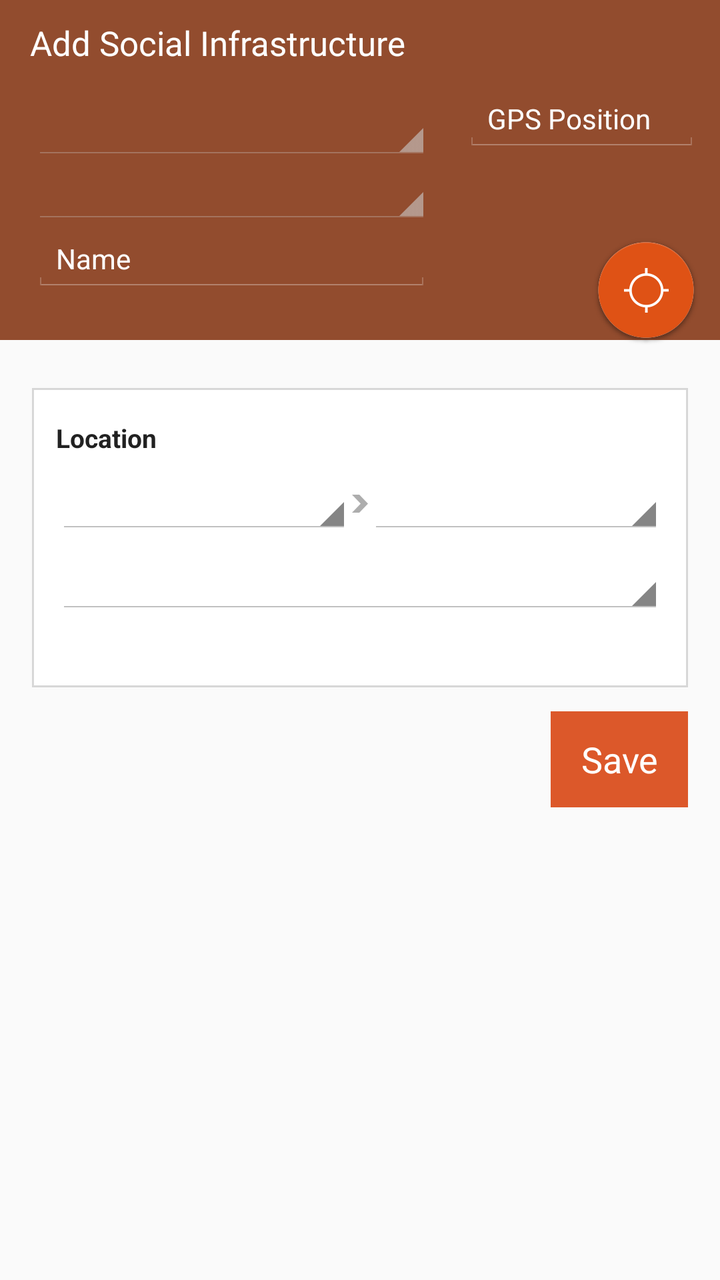
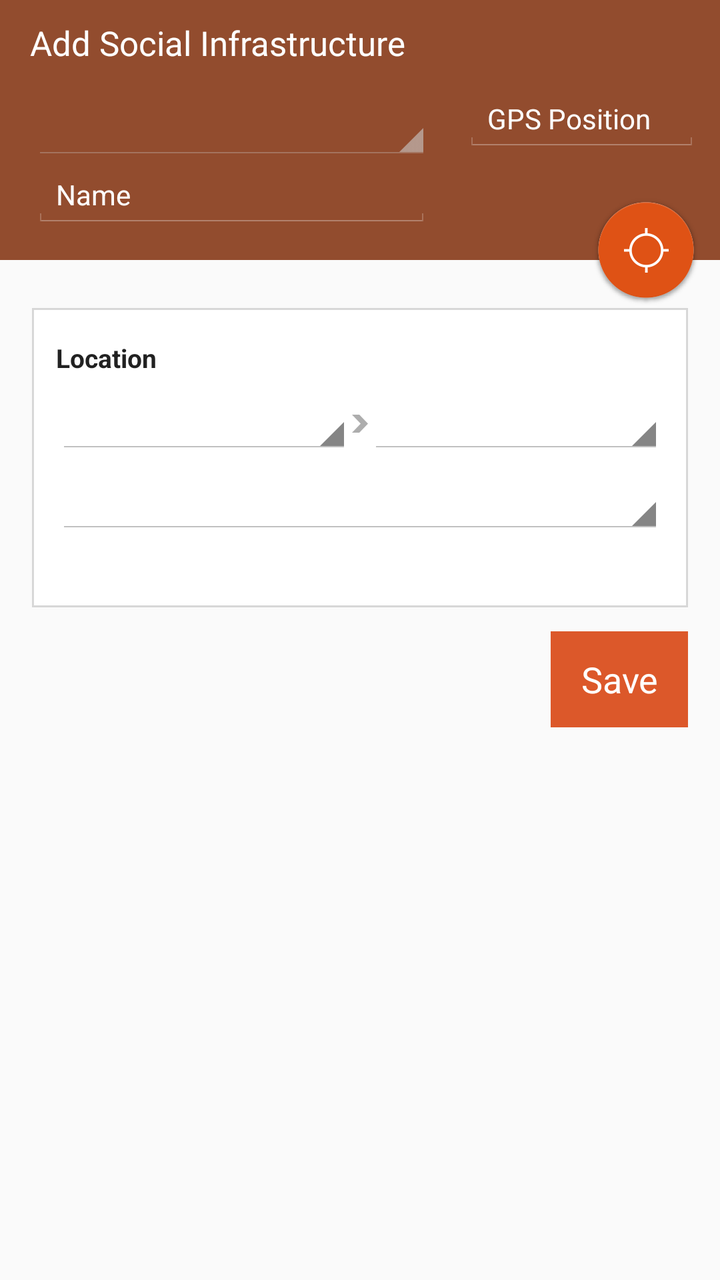

Compare the two renders of this Android layout. The source of the first and the diff that turns it into the second are given below.
<!-- AndroidManifest.xml: application theme AppTheme -->
<!-- res/layout/activity_add_infrastructure.xml -->
<RelativeLayout xmlns:android="http://schemas.android.com/apk/res/android"
    xmlns:tools="http://schemas.android.com/tools" android:layout_width="match_parent"
    android:layout_height="match_parent"
    android:background="@color/ofis_page_background"
    tools:context="com.olam.digital.ofis.AddInfrastructureActivity"
    android:focusableInTouchMode="true"
    tools:ignore="Overdraw">

    <ImageView
        android:layout_width="match_parent"
        android:layout_height="170dp"
        android:id="@+id/topSectionBackground"
        android:background="@color/ofis_poi_screen_top_background_school"
        android:contentDescription="@string/cd_topSectionColour" />

    
    <ScrollView
        android:layout_width="wrap_content"
        android:layout_height="wrap_content"
        android:id="@+id/scrollView"
        android:layout_below="@+id/topSectionBackground"
        android:padding="0dp">

        <LinearLayout
            android:orientation="vertical"
            android:layout_width="match_parent"
            android:layout_height="wrap_content"
            android:id="@+id/bottomSection"
            android:background="@android:color/transparent"
            android:paddingLeft="@dimen/activity_horizontal_margin"
            android:paddingRight="@dimen/activity_horizontal_margin"
            android:paddingTop="@dimen/activity_vertical_margin"
            android:paddingBottom="@dimen/activity_vertical_margin"
            android:animateLayoutChanges="true">

            <LinearLayout
                android:orientation="vertical"
                android:layout_width="match_parent"
                android:layout_height="wrap_content"
                android:id="@+id/questionsSection"/>


            <LinearLayout
                android:orientation="vertical"
                android:layout_width="match_parent"
                android:layout_height="wrap_content"
                android:id="@+id/olamFundedWrapper"
                android:visibility="gone"
                android:paddingLeft="@dimen/ofis_large_pad"
                android:paddingRight="@dimen/ofis_large_pad"
                android:paddingBottom="@dimen/activity_vertical_margin"
                android:paddingTop="@dimen/activity_vertical_margin"
                android:background="@drawable/border_white_background">

                <Switch
                    android:layout_width="match_parent"
                    android:layout_height="wrap_content"
                    android:text="@string/ofis_olam_funded"
                    android:id="@+id/olamFunded"
                    android:textOff="@string/ofis_switch_text_no"
                    android:textOn="@string/ofis_switch_text_yes"
                    android:textSize="@dimen/ofis_small_text"
                    android:textStyle="bold"
                    android:switchTextAppearance="@style/SwitchText"
                    tools:ignore="RtlHardcoded" />

            </LinearLayout>

            <include
                android:visibility="gone"
                android:id="@+id/additional_components_school"
                android:layout_width="match_parent"
                android:layout_height="wrap_content"
                layout="@layout/include_additional_components_school" />
            <include
                android:visibility="gone"
                android:id="@+id/additional_components_buyingcentre"
                android:layout_width="match_parent"
                android:layout_height="wrap_content"
                layout="@layout/include_additional_components_buyingcentre" />
            <include
                android:visibility="gone"
                android:id="@+id/additional_components_cleanwatersupply"
                android:layout_width="match_parent"
                android:layout_height="wrap_content"
                layout="@layout/include_additional_components_cleanwatersupply" />
            <include
                android:visibility="gone"
                android:id="@+id/additional_components_healthcentre"
                android:layout_width="match_parent"
                android:layout_height="wrap_content"
                layout="@layout/include_additional_components_healthcentre" />

            
            <LinearLayout
                android:orientation="vertical"
                android:layout_width="match_parent"
                android:layout_height="wrap_content"
                android:paddingLeft="@dimen/ofis_large_pad"
                android:paddingRight="@dimen/ofis_large_pad"
                android:paddingBottom="@dimen/activity_vertical_margin"
                android:paddingTop="@dimen/activity_vertical_margin"
                android:background="@drawable/border_white_background"
                android:layout_marginTop="@dimen/ofis_med_pad">

                <TextView
                    android:layout_width="wrap_content"
                    android:layout_height="wrap_content"
                    android:textColor="@color/ofis_text_field"
                    android:textSize="@dimen/ofis_small_text"
                    android:text="@string/location"
                    android:textStyle="bold"
                    android:layout_marginBottom="@dimen/ofis_med_pad"/>

                <LinearLayout
                    android:orientation="horizontal"
                    android:layout_width="match_parent"
                    android:layout_height="wrap_content"
                    android:layout_marginBottom="@dimen/ofis_med_pad">

                    <Spinner
                        android:layout_width="match_parent"
                        android:layout_height="wrap_content"
                        android:id="@+id/spinner_country"
                        android:hint="@string/Country"
                        android:nextFocusDown="@+id/spinner_region"
                        android:nextFocusForward="@+id/spinner_region"
                        android:layout_weight="1"
                        android:layout_marginLeft="0dp"
                        />

                    <ImageView
                        android:layout_width="wrap_content"
                        android:layout_height="match_parent"
                        android:contentDescription="@string/ofis_cd_hierarchy_arrow"
                        android:src="@drawable/ic_spinner_hierarchy_arrow"
                        android:scaleType="center" />

                    <Spinner
                        android:layout_width="match_parent"
                        android:layout_height="wrap_content"
                        android:id="@+id/spinner_region"
                        android:nextFocusDown="@id/spinner_district"
                        android:layout_marginRight="0dp"
                        android:layout_weight="1" />

                </LinearLayout>

                <LinearLayout
                    android:orientation="horizontal"
                    android:layout_width="match_parent"
                    android:layout_height="wrap_content"
                    android:paddingBottom="@dimen/ofis_bottom_section_padding_vertical">

                    <Spinner
                        android:layout_width="0dp"
                        android:layout_height="wrap_content"
                        android:id="@+id/spinner_district"
                        android:layout_weight="1" />

                </LinearLayout>

            </LinearLayout>

            <RelativeLayout
                android:layout_width="match_parent"
                android:layout_height="match_parent"
                android:layout_marginTop="@dimen/ofis_large_pad">

                <Button
                    android:layout_width="wrap_content"
                    android:layout_height="wrap_content"
                    android:text="@string/Save"
                    android:id="@+id/buttonSave"
                    android:layout_alignParentEnd="true"
                    android:layout_alignParentRight="true"
                    android:layout_alignParentBottom="true"
                    android:background="@color/ofis_action_button_background"
                    android:textColor="@color/ofis_base_font_white"
                    android:paddingLeft="15dp"
                    android:paddingRight="15dp" />
            </RelativeLayout>

        </LinearLayout>
    </ScrollView>

    
    <TextView
        android:layout_width="match_parent"
        android:layout_height="wrap_content"
        android:text="@string/Add_Point_of_Interest"
        android:id="@+id/textView2"
        android:textColor="@color/ofis_base_font_white"
        android:textSize="@dimen/ofis_large_text"
        android:paddingRight="0dp"
        android:paddingLeft="15dp"
        android:paddingTop="10dp"
        android:maxLines="1" />

    
    <LinearLayout
        android:orientation="horizontal"
        android:layout_width="match_parent"
        android:layout_height="wrap_content"
        android:minHeight="120dp"
        android:id="@+id/topSection"
        android:layout_marginBottom="0dp"
        android:paddingBottom="0dp"
        android:layout_below="@id/textView2"
        android:baselineAligned="false">

        
        <LinearLayout
            android:orientation="vertical"
            android:layout_width="match_parent"
            android:layout_height="wrap_content"
            android:layout_weight="1"
            android:paddingLeft="@dimen/activity_horizontal_margin"
            android:paddingRight="@dimen/activity_horizontal_margin"
            android:paddingTop="@dimen/activity_vertical_margin"
            android:paddingBottom="@dimen/activity_vertical_margin">

            <Spinner
                android:layout_width="match_parent"
                android:layout_height="wrap_content"
                android:id="@+id/spinner_modules"
                android:textColor="@color/ofis_base_font_white"
                style="@style/Spinner"/>

            
            <Spinner
                android:layout_width="match_parent"
                android:layout_height="wrap_content"
                android:id="@+id/spinner_submodules"
                android:textColor="@color/ofis_base_font_white"
                style="@style/Spinner"/>

            <EditText
                android:layout_width="match_parent"
                android:layout_height="wrap_content"
                android:inputType="textCapWords"
                android:id="@+id/poiName"
                android:textColor="@color/ofis_base_font_white"
                android:textSize="@dimen/ofis_input_field_text"
                android:layout_marginBottom="@dimen/ofis_input_field_bottom_margin"
                android:hint="@string/Name"
                android:textColorHint="@color/ofis_base_font_white"
                android:background="@drawable/ofis_edit_text_holo_dark"
                />

        </LinearLayout>

        <RelativeLayout
            android:layout_width="wrap_content"
            android:layout_height="match_parent"
            android:layout_weight="1.8"
            android:paddingTop="10dp"
            android:paddingLeft="0dp"
            android:paddingRight="10dp">
            <EditText
                android:layout_width="match_parent"
                android:layout_height="wrap_content"
                android:id="@+id/gpsPosition"
                android:textColor="@color/ofis_base_font_white"
                android:textSize="@dimen/ofis_input_field_text"
                android:hint="@string/GPS_Position"
                android:textColorHint="@color/ofis_base_font_white"
                android:background="@drawable/ofis_edit_text_holo_dark"
                android:layout_marginBottom="@dimen/ofis_input_field_bottom_margin" />

            <ImageButton
                android:layout_width="wrap_content"
                android:layout_height="wrap_content"
                android:id="@+id/requestLocation"
                android:contentDescription="@string/record_farm_location_hint"
                android:src="@drawable/ic_actionbutton_location_searching"
                android:background="@android:color/transparent"
                android:layout_alignParentEnd="false"
                android:layout_alignParentBottom="true"
                android:layout_alignParentRight="true"
                android:padding="0dp"
                android:adjustViewBounds="false"
                android:scaleType="fitXY" />
        </RelativeLayout>

    </LinearLayout>

</RelativeLayout>
<!-- res/layout/include_additional_components_school.xml (included above) -->
<?xml version="1.0" encoding="utf-8"?>
<LinearLayout
    xmlns:android="http://schemas.android.com/apk/res/android"
    xmlns:tools="http://schemas.android.com/tools"
    android:orientation="horizontal"
    android:layout_width="match_parent"
    android:layout_height="match_parent"> 

  <LinearLayout
    android:orientation="vertical"
    android:layout_width="match_parent"
    android:layout_height="wrap_content"
    android:id="@+id/additional_school"
    android:background="@android:color/transparent"
      tools:ignore="UselessParent">

      <LinearLayout
          android:orientation="vertical"
          android:layout_width="match_parent"
          android:layout_height="wrap_content"
          android:paddingLeft="@dimen/ofis_large_pad"
          android:paddingRight="@dimen/ofis_large_pad"
          android:paddingBottom="@dimen/activity_vertical_margin"
          android:paddingTop="@dimen/activity_vertical_margin"
          android:background="@drawable/border_white_background"
          android:layout_marginTop="@dimen/ofis_med_pad">

          <TextView
              android:layout_width="match_parent"
              android:layout_height="wrap_content"
              android:textColor="@color/ofis_text_field"
              android:textSize="@dimen/ofis_small_text"
              android:text="@string/Capacity"
              android:textStyle="bold"
              />
          <EditText
              android:layout_width="match_parent"
              android:layout_height="wrap_content"
              android:inputType="number"
              android:id="@+id/editText_capacity"
              android:textColor="@color/ofis_text_field"
              android:textSize="@dimen/ofis_input_field_text"
              android:textColorHint="@color/ofis_text_field"
              android:hint="@string/ModuleAnswerHint"
              android:nextFocusDown="@+id/editText_numberOfClassRooms"/>

      </LinearLayout>

      <LinearLayout
          android:orientation="vertical"
          android:layout_width="match_parent"
          android:layout_height="wrap_content"
          android:paddingLeft="@dimen/ofis_large_pad"
          android:paddingRight="@dimen/ofis_large_pad"
          android:paddingBottom="@dimen/activity_vertical_margin"
          android:paddingTop="@dimen/activity_vertical_margin"
          android:background="@drawable/border_white_background"
          android:layout_marginTop="@dimen/ofis_med_pad">

          <TextView
              android:layout_width="match_parent"
              android:layout_height="wrap_content"
              android:textSize="@dimen/ofis_small_text"
              android:textColor="@color/ofis_text_field"
              android:text="@string/Number_of_Classrooms"
              android:textStyle="bold"
              />
          <EditText
              android:layout_width="match_parent"
              android:layout_height="wrap_content"
              android:inputType="number"
              android:id="@+id/editText_numberOfClassRooms"
              android:textColor="@color/ofis_text_field"
              android:textSize="@dimen/ofis_input_field_text"
              android:textColorHint="@color/ofis_text_field"
              android:hint="@string/ModuleAnswerHint"
              android:nextFocusDown="@+id/genderspinner"/>

      </LinearLayout>

      <LinearLayout
          android:orientation="vertical"
          android:layout_width="match_parent"
          android:layout_height="wrap_content"
          android:paddingLeft="@dimen/ofis_large_pad"
          android:paddingRight="@dimen/ofis_large_pad"
          android:paddingBottom="@dimen/activity_vertical_margin"
          android:paddingTop="@dimen/activity_vertical_margin"
          android:background="@drawable/border_white_background"
          android:layout_marginTop="@dimen/ofis_med_pad">

          <TextView
              android:layout_width="match_parent"
              android:layout_height="wrap_content"
              android:textSize="@dimen/ofis_small_text"
              android:textColor="@color/ofis_text_field"
              android:text="@string/ofis_select_gender"
              android:textStyle="bold"
              />
          <Spinner
              android:layout_width="match_parent"
              android:layout_height="wrap_content"
              android:id="@+id/genderspinner"
              android:textColor="@color/ofis_text_field"
              android:entries="@array/genders_2"
              android:nextFocusDown="@+id/educationlevels"/>

      </LinearLayout>

      <LinearLayout
          android:orientation="vertical"
          android:layout_width="match_parent"
          android:layout_height="wrap_content"
          android:paddingLeft="@dimen/ofis_large_pad"
          android:paddingRight="@dimen/ofis_large_pad"
          android:paddingBottom="@dimen/activity_vertical_margin"
          android:paddingTop="@dimen/activity_vertical_margin"
          android:background="@drawable/border_white_background"
          android:layout_marginTop="@dimen/ofis_med_pad">

          <TextView
              android:layout_width="match_parent"
              android:layout_height="wrap_content"
              android:textSize="@dimen/ofis_input_field_text"
              android:textColor="@color/ofis_text_field"
              android:text="@string/ofis_select_education_level"
              android:textStyle="bold"
              />

          <Spinner
              android:layout_width="match_parent"
              android:layout_height="wrap_content"
              android:id="@+id/educationlevels"
              android:textColor="@color/ofis_text_field"
              android:entries="@array/educationlevels"
              android:nextFocusDown="@+id/school_yearOpened"
              />

      </LinearLayout>

      <LinearLayout
          android:orientation="vertical"
          android:layout_width="match_parent"
          android:layout_height="wrap_content"
          android:paddingLeft="@dimen/ofis_large_pad"
          android:paddingRight="@dimen/ofis_large_pad"
          android:paddingBottom="@dimen/activity_vertical_margin"
          android:paddingTop="@dimen/activity_vertical_margin"
          android:background="@drawable/border_white_background"
          android:layout_marginTop="@dimen/ofis_med_pad">

            <TextView
              android:layout_width="match_parent"
              android:layout_height="wrap_content"
              android:textSize="@dimen/ofis_small_text"
              android:textColor="@color/ofis_text_field"
              android:text="@string/ofis_select_year_opened"
              android:textStyle="bold"
              />

            <Spinner
              android:layout_width="match_parent"
              android:layout_height="wrap_content"
              android:id="@+id/school_yearOpened"
              android:textColor="@color/ofis_text_field"
              android:nextFocusDown="@+id/spinner_country"
             />

      </LinearLayout>
    </LinearLayout>
</LinearLayout>
<!-- res/layout/include_additional_components_buyingcentre.xml (included above) -->
<?xml version="1.0" encoding="utf-8"?>
<LinearLayout
    xmlns:android="http://schemas.android.com/apk/res/android"
    xmlns:tools="http://schemas.android.com/tools"
    android:orientation="horizontal"
    android:layout_width="match_parent"
    android:layout_height="match_parent"> 

    <LinearLayout
        android:orientation="vertical"
        android:layout_width="match_parent"
        android:layout_height="wrap_content"
        android:id="@+id/additional_buyingcentre"
        android:background="@android:color/transparent"
        tools:ignore="UselessParent">

        <LinearLayout
            android:orientation="vertical"
            android:layout_width="match_parent"
            android:layout_height="wrap_content"
            android:paddingLeft="@dimen/ofis_large_pad"
            android:paddingRight="@dimen/ofis_large_pad"
            android:paddingBottom="@dimen/activity_vertical_margin"
            android:paddingTop="@dimen/activity_vertical_margin"
            android:background="@drawable/border_white_background"
            android:layout_marginTop="@dimen/ofis_med_pad">

            <TextView
                android:layout_width="match_parent"
                android:layout_height="wrap_content"
                android:textSize="@dimen/ofis_small_text"
                android:textColor="@color/ofis_text_field"
                android:text="@string/ofis_select_product"
                android:textStyle="bold" />

            <Spinner
                android:layout_width="match_parent"
                android:layout_height="wrap_content"
                android:textColor="@color/ofis_text_field"
                android:id="@+id/spinner_product"
                android:nextFocusDown="@+id/spinner_farmergroup"
                />

        </LinearLayout>

        <LinearLayout
            android:orientation="vertical"
            android:layout_width="match_parent"
            android:layout_height="wrap_content"
            android:paddingLeft="@dimen/ofis_large_pad"
            android:paddingRight="@dimen/ofis_large_pad"
            android:paddingBottom="@dimen/activity_vertical_margin"
            android:paddingTop="@dimen/activity_vertical_margin"
            android:background="@drawable/border_white_background"
            android:layout_marginTop="@dimen/ofis_med_pad">

            <TextView
                android:layout_width="match_parent"
                android:layout_height="wrap_content"
                android:textSize="@dimen/ofis_small_text"
                android:textColor="@color/ofis_text_field"
                android:text="@string/Farmer_Group_Name"
                android:textStyle="bold" />

            <Spinner
                android:layout_width="match_parent"
                android:layout_height="wrap_content"
                android:textColor="@color/ofis_text_field"
                android:id="@+id/spinner_farmergroup"
                android:nextFocusDown="@+id/spinner_country"
                />

        </LinearLayout>

    </LinearLayout>
</LinearLayout>
<!-- res/layout/include_additional_components_cleanwatersupply.xml (included above) -->
<?xml version="1.0" encoding="utf-8"?>
<LinearLayout
    xmlns:android="http://schemas.android.com/apk/res/android"
    android:orientation="horizontal"
    android:layout_width="match_parent"
    android:layout_height="match_parent"
    android:background="@android:color/transparent"> 

    <LinearLayout
        android:orientation="vertical"
        android:layout_width="match_parent"
        android:layout_height="wrap_content"
        android:id="@+id/additional_cleanwater"
        android:background="@android:color/transparent">

        <LinearLayout
            android:orientation="vertical"
            android:layout_width="match_parent"
            android:layout_height="wrap_content"
            android:paddingLeft="@dimen/ofis_large_pad"
            android:paddingRight="@dimen/ofis_large_pad"
            android:paddingBottom="@dimen/activity_vertical_margin"
            android:paddingTop="@dimen/activity_vertical_margin"
            android:background="@drawable/border_white_background"
            android:layout_marginTop="@dimen/ofis_med_pad">


                <TextView
                    android:layout_width="match_parent"
                    android:layout_height="wrap_content"
                    android:textSize="@dimen/ofis_small_text"
                    android:textColor="@color/ofis_text_field"
                    android:text="@string/ofis_select_supply_type"
                    android:textStyle="bold"
                    />

                <Spinner
                    android:layout_width="match_parent"
                    android:layout_height="wrap_content"
                    android:id="@+id/spinner_typeOfCleanWater"
                    android:textColor="@color/ofis_text_field"
                    android:entries="@array/clean_water_types"
                    />

        </LinearLayout>

        <LinearLayout
            android:orientation="vertical"
            android:layout_width="match_parent"
            android:layout_height="wrap_content"
            android:paddingLeft="@dimen/ofis_large_pad"
            android:paddingRight="@dimen/ofis_large_pad"
            android:paddingBottom="@dimen/activity_vertical_margin"
            android:paddingTop="@dimen/activity_vertical_margin"
            android:background="@drawable/border_white_background"
            android:layout_marginTop="@dimen/ofis_med_pad">

            <TextView
                android:layout_width="match_parent"
                android:layout_height="wrap_content"
                android:textSize="@dimen/ofis_small_text"
                android:textColor="@color/ofis_text_field"
                android:text="@string/ofis_select_year_opened"
                android:textStyle="bold"
                />

            <Spinner
                android:layout_width="match_parent"
                android:layout_height="wrap_content"
                android:id="@+id/cleanWater_yearOpened"
                android:textColor="@color/ofis_text_field"
                android:nextFocusDown="@+id/spinner_country"
                />

        </LinearLayout>

    </LinearLayout>

</LinearLayout>
<!-- res/layout/include_additional_components_healthcentre.xml (included above) -->
<?xml version="1.0" encoding="utf-8"?>
<LinearLayout
    xmlns:android="http://schemas.android.com/apk/res/android"
    android:orientation="horizontal"
    android:layout_width="match_parent"
    android:layout_height="match_parent"
    android:background="@android:color/transparent"> 

    <LinearLayout
        android:orientation="vertical"
        android:layout_width="match_parent"
        android:layout_height="wrap_content"
        android:id="@+id/additional_healthcentre"
        android:paddingLeft="@dimen/ofis_large_pad"
        android:paddingRight="@dimen/ofis_large_pad"
        android:paddingBottom="@dimen/activity_vertical_margin"
        android:paddingTop="@dimen/activity_vertical_margin"
        android:background="@drawable/border_white_background"
        android:layout_marginTop="@dimen/ofis_med_pad">

        <TextView
            android:layout_width="match_parent"
            android:layout_height="wrap_content"
            android:textSize="@dimen/ofis_small_text"
            android:textColor="@color/ofis_text_field"
            android:text="@string/ofis_select_year_opened"
            android:textStyle="bold"
            />

        <Spinner
            android:layout_width="match_parent"
            android:layout_height="wrap_content"
            android:id="@+id/healthCentre_yearOpened"
            android:textColor="@color/ofis_text_field"
            android:nextFocusDown="@+id/spinner_country"
            />

    </LinearLayout>
</LinearLayout>
<!-- resources referenced by this layout -->
<resources>
  <string-array name="clean_water_types">
          <item>Borehole</item>
          <item>Well</item>
          <item>Pipe</item>
          <item>Spring</item>
      </string-array>
  <string-array name="educationlevels">
          <item>Nursery</item>
          <item>Primary</item>
          <item>Junior Secondary</item>
          <item>Senior Secondary</item>
          <item>Graduate</item>
      </string-array>
  <string-array name="genders_2">
          <item>Male</item>
          <item>Female</item>
          <item>Coeducational</item>
      </string-array>
  <color name="ofis_action_button_background">#dc582a</color>
  <color name="ofis_base_font_white">#ffffff</color>
  <color name="ofis_page_background">#fffafafa</color>
  <color name="ofis_poi_screen_top_background_school">#924c2e</color>
  <color name="ofis_text_field">#DE000000</color>
  <dimen name="activity_horizontal_margin">16dp</dimen>
  <dimen name="activity_vertical_margin">16dp</dimen>
  <dimen name="ofis_bottom_section_padding_vertical">20dp</dimen>
  <dimen name="ofis_input_field_bottom_margin">10dp</dimen>
  <dimen name="ofis_input_field_text">14sp</dimen>
  <dimen name="ofis_large_pad">12dp</dimen>
  <dimen name="ofis_large_text">17sp</dimen>
  <dimen name="ofis_med_pad">8dp</dimen>
  <dimen name="ofis_small_text">13sp</dimen>
  <string name="Add_Point_of_Interest">Add Social Infrastructure</string>
  <string name="Capacity">Pupil Capacity</string>
  <string name="Country">Country</string>
  <string name="Farmer_Group_Name">Farmer Group Name</string>
  <string name="GPS_Position">GPS Position</string>
  <string name="ModuleAnswerHint">Answer</string>
  <string name="Name">Name</string>
  <string name="Number_of_Classrooms">Number of Classrooms</string>
  <string name="Save">Save</string>
  <string name="cd_topSectionColour">Coloured background for section</string>
  <string name="location">Location</string>
  <string name="ofis_cd_hierarchy_arrow">Arrow pointing right</string>
  <string name="ofis_olam_funded">Olam Funded?</string>
  <string name="ofis_select_education_level">Education Level</string>
  <string name="ofis_select_gender">Gender</string>
  <string name="ofis_select_product">Product Bought</string>
  <string name="ofis_select_supply_type">Type of Water Supply</string>
  <string name="ofis_select_year_opened">Year Opened</string>
  <string name="ofis_switch_text_no">No</string>
  <string name="ofis_switch_text_yes">Yes</string>
  <string name="record_farm_location_hint">Tap to get GPS</string>
  <style name="SwitchText">
          <item name="android:textSize">@dimen/ofis_med_text</item>
      </style>
  <color name="ofis_input_field_separator">#26000000</color>
  <dimen name="ofis_med_text">15sp</dimen>
  <style name="SpinnerItem" parent="android:Widget.Holo.DropDownItem">
          <item name="android:textColor">@color/ofis_base_font_white</item>
          <item name="android:textSize">@dimen/ofis_spinner_text</item>
      </style>
  <style name="StandardSpinner" parent="android:Widget.Holo.Light.ListView">
          <item name="android:dividerHeight">@dimen/ofis_spinner_itemseparator</item>
          <item name="android:divider">@color/ofis_spinner_divider</item>
      </style>
  <style name="AppTheme.ActionBarStyle" parent="android:Widget.Holo.Light.ActionBar">
          <item name="android:titleTextStyle">@style/AppTheme.ActionBar.TitleTextStyle</item>
      </style>
  <dimen name="ofis_spinner_text">14sp</dimen>
  <color name="ofis_spinner_item_background">@color/ofis_actionbar_background</color>
  <dimen name="ofis_spinner_itemseparator">1dp</dimen>
  <color name="ofis_spinner_divider">#ff333333</color>
  <style name="AppTheme.ActionBar.TitleTextStyle" parent="android:TextAppearance">
          <item name="android:textSize">@dimen/ofis_med_text</item>
      </style>
  <color name="ofis_actionbar_background">#dddddd</color>
  <!-- unchanged entries left out for length: 27 -->
</resources>

<!-- the commit's change to res/layout/activity_add_infrastructure.xml (unified diff, before → after) -->
@@ -8,7 +8,7 @@
 
     <ImageView
         android:layout_width="match_parent"
-        android:layout_height="170dp"
+        android:layout_height="130dp"
         android:id="@+id/topSectionBackground"
         android:background="@color/ofis_poi_screen_top_background_school"
         android:contentDescription="@string/cd_topSectionColour" />
@@ -221,9 +221,10 @@
             android:paddingBottom="@dimen/activity_vertical_margin">
 
             <Spinner
-                android:layout_width="match_parent"
-                android:layout_height="wrap_content"
+                android:layout_width="0dp"
+                android:layout_height="0dp"
                 android:id="@+id/spinner_modules"
+                android:visibility="invisible"
                 android:textColor="@color/ofis_base_font_white"
                 style="@style/Spinner"/>
 
